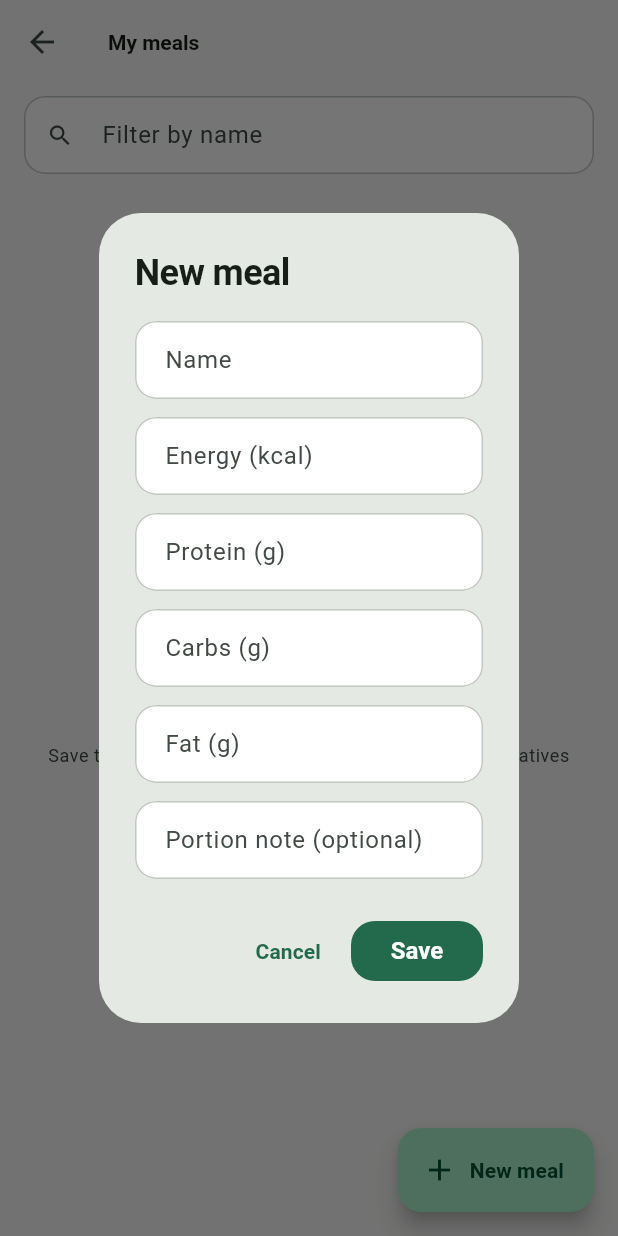
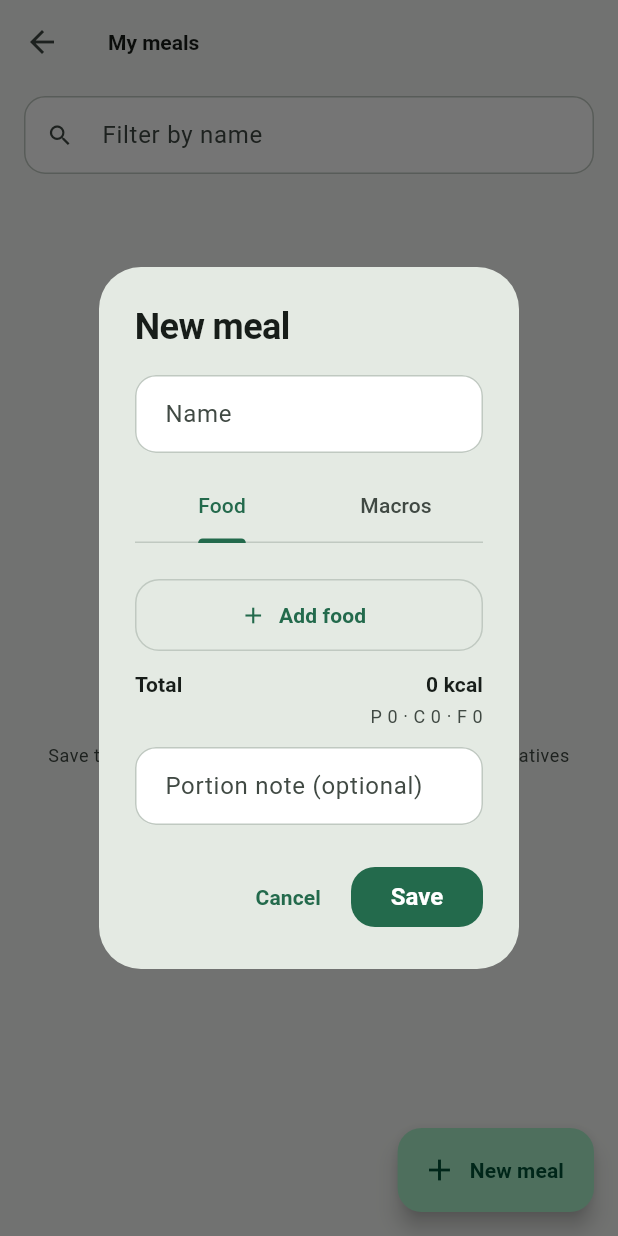
Before and after one commit to DavidSilvente/nutri-mvp, a Flutter app: the SavedMealsScreen screen opened directly, after a tap on "New meal", on a phone screen of 412 x 824 dp. Run offline on Flutter 3.47's test engine with Material 3 defaults, Android fonts, the phone set to English and light mode, and no system bars; our stand-ins replace drift, file_picker, flutter_riverpod, printing; accounts and stored records are empty; generated files the repository leaves out were written again.

Commit message:
feat(nutrition): make saved-meal and alternative dialogs food-first
Both dialogs defaulted to four hand-typed macro fields, which was
exactly the complaint that motivated this whole change: the app is
supposed to derive macros from foods, not ask the user to type them.

- Embed the slice-6 IntakeForm (Food tab default, Macros as a
  one-tap-away secondary path) in _SavedMealDialog and
  _AddAlternativeDialog instead of raw NumberFields, with the field
  keys parametrized so the existing savedMeal*/alternative* key
  contract survives unchanged.
- Extract the composition-to-target derivation duplicated between
  CompositionEditor and IntakeForm into one shared
  composeCompositionLines helper.
- Saved-meal editing rehydrates a stored composition via
  foodCatalogProvider and reopens on the Food tab seeded with it; a
  composition-less (legacy) meal reopens on Macros instead. An
  unresolved stored foodId is kept, zero-weighted, and flagged rather
  than dropped or blocking save.
- Retire _AddAlternativeDialog's pop-before-await debt: the dialog now
  awaits its own write and surfaces a failure inline instead of
  popping the built entity for the caller to save, which used to lose
  everything typed on a failed write.

```diff
--- a/lib/features/nutrition/presentation/screens/saved_meals_screen.dart
+++ b/lib/features/nutrition/presentation/screens/saved_meals_screen.dart
@@ -2,12 +2,11 @@ import 'package:flutter/material.dart';
 import 'package:flutter_riverpod/flutter_riverpod.dart';
 import 'package:nutri_mvp/core/format/nutrition_format.dart';
 import 'package:nutri_mvp/features/nutrition/domain/entities/saved_meal.dart';
-import 'package:nutri_mvp/features/nutrition/domain/value_objects/energy.dart';
-import 'package:nutri_mvp/features/nutrition/domain/value_objects/macros.dart';
-import 'package:nutri_mvp/features/nutrition/domain/value_objects/nutrition_target.dart';
+import 'package:nutri_mvp/features/nutrition/presentation/providers/diet_plan_providers.dart';
 import 'package:nutri_mvp/features/nutrition/presentation/providers/saved_meal_providers.dart';
+import 'package:nutri_mvp/features/nutrition/presentation/widgets/composition_editor.dart';
+import 'package:nutri_mvp/features/nutrition/presentation/widgets/intake_form.dart';
 import 'package:nutri_mvp/features/nutrition/presentation/widgets/macro_breakdown.dart';
-import 'package:nutri_mvp/features/nutrition/presentation/widgets/number_field.dart';
 import 'package:nutri_mvp/features/nutrition/presentation/widgets/saved_meal_write_mixin.dart';
 
 /// Lists the user's saved-meal catalogue and lets them create or delete
@@ -286,13 +285,21 @@ class _NoFilterMatches extends StatelessWidget {
   }
 }
 
-/// Captures a new saved meal, or edits an existing one: a name, its macros,
-/// and an optional note.
+/// Captures a new saved meal, or edits an existing one: a name, its
+/// composition or hand-typed macros (food-first by default — D1), and an
+/// optional note.
 ///
 /// [existing] is null for a create, and the meal being edited otherwise —
 /// the form is pre-filled with its values, and [id] is its own id, so the
 /// save is treated as an update rather than a conflicting create (see
 /// `SavedMealSource.saveMeal`).
+///
+/// A meal saved with a composition reopens on the Food tab, seeded with its
+/// stored ingredients resolved against the current catalog (an id the
+/// catalog no longer carries renders flagged and zero-weighted — see
+/// `CompositionEditor` — and is never dropped). A composition-less (legacy)
+/// meal reopens on the Macros tab instead, matching the spec's
+/// "Legacy saved meal opens in manual tab" requirement.
 ///
 /// Saves itself and only closes on success. On failure (a duplicate name is
 /// the likely one — e.g. a rename that collides with another entry) it
@@ -311,11 +318,8 @@ class _SavedMealDialog extends ConsumerStatefulWidget {
 class _SavedMealDialogState extends ConsumerState<_SavedMealDialog>
     with SavedMealWriteMixin<_SavedMealDialog> {
   final _formKey = GlobalKey<FormState>();
+  final _intakeFormKey = GlobalKey<IntakeFormState>();
   final _name = TextEditingController();
-  final _energy = TextEditingController();
-  final _protein = TextEditingController();
-  final _carbs = TextEditingController();
-  final _fat = TextEditingController();
   final _note = TextEditingController();
 
   @override
@@ -324,10 +328,6 @@ class _SavedMealDialogState extends ConsumerState<_SavedMealDialog>
     final existing = widget.existing;
     if (existing != null) {
       _name.text = existing.name;
-      _energy.text = existing.target.energy.kcal.toStringAsFixed(0);
-      _protein.text = existing.target.macros.proteinG.toStringAsFixed(0);
-      _carbs.text = existing.target.macros.carbsG.toStringAsFixed(0);
-      _fat.text = existing.target.macros.fatG.toStringAsFixed(0);
       _note.text = existing.portionNote ?? '';
     }
   }
@@ -335,18 +335,56 @@ class _SavedMealDialogState extends ConsumerState<_SavedMealDialog>
   @override
   void dispose() {
     _name.dispose();
-    _energy.dispose();
-    _protein.dispose();
-    _carbs.dispose();
-    _fat.dispose();
     _note.dispose();
     super.dispose();
   }
 
   @override
   Widget build(BuildContext context) {
+    final existing = widget.existing;
+    if (existing == null || existing.ingredients.isEmpty) {
+      return _dialog(context, initialLines: const []);
+    }
+
+    // An existing composition needs the catalog to resolve each stored
+    // `foodId` back into a line before the Food tab can seed correctly (see
+    // `CompositionLine.fromIngredient`) — a create or a composition-less
+    // (legacy) edit needs none of this and renders immediately above.
+    final catalogAsync = ref.watch(foodCatalogProvider);
+    return catalogAsync.when(
+      data: (catalog) => _dialog(
+        context,
+        initialLines: [
+          for (final ingredient in existing.ingredients)
+            CompositionLine.fromIngredient(ingredient, catalog),
+        ],
+      ),
+      loading: () => const AlertDialog(
+        content: SizedBox(
+          height: 80,
+          child: Center(child: CircularProgressIndicator()),
+        ),
+      ),
+      error: (error, _) => AlertDialog(
+        content: Text('Could not load foods: $error'),
+        actions: [
+          TextButton(
+            onPressed: () => Navigator.of(context).pop(),
+            child: const Text('Close'),
+          ),
+        ],
+      ),
+    );
+  }
+
+  Widget _dialog(
+    BuildContext context, {
+    required List<CompositionLine> initialLines,
+  }) {
+    final existing = widget.existing;
+
     return AlertDialog(
-      title: Text(widget.existing == null ? 'New meal' : 'Edit meal'),
+      title: Text(existing == null ? 'New meal' : 'Edit meal'),
       content: Form(
         key: _formKey,
         child: SingleChildScrollView(
@@ -369,28 +407,15 @@ class _SavedMealDialogState extends ConsumerState<_SavedMealDialog>
                 ),
               ],
               const SizedBox(height: 12),
-              NumberField(
-                fieldKey: const Key('savedMealEnergyField'),
-                controller: _energy,
-                label: 'Energy (kcal)',
-              ),
-              const SizedBox(height: 12),
-              NumberField(
-                fieldKey: const Key('savedMealProteinField'),
-                controller: _protein,
-                label: 'Protein (g)',
-              ),
-              const SizedBox(height: 12),
-              NumberField(
-                fieldKey: const Key('savedMealCarbsField'),
-                controller: _carbs,
-                label: 'Carbs (g)',
-              ),
-              const SizedBox(height: 12),
-              NumberField(
-                fieldKey: const Key('savedMealFatField'),
-                controller: _fat,
-                label: 'Fat (g)',
+              IntakeForm(
+                key: _intakeFormKey,
+                initialTarget: existing?.target,
+                initialLines: initialLines,
+                foodFirstByDefault: existing == null || initialLines.isNotEmpty,
+                energyFieldKey: const Key('savedMealEnergyField'),
+                proteinFieldKey: const Key('savedMealProteinField'),
+                carbsFieldKey: const Key('savedMealCarbsField'),
+                fatFieldKey: const Key('savedMealFatField'),
               ),
               const SizedBox(height: 12),
               TextFormField(
@@ -427,22 +452,28 @@ class _SavedMealDialogState extends ConsumerState<_SavedMealDialog>
 
   Future<void> _submit() async {
     if (!_formKey.currentState!.validate()) return;
+    final form = _intakeFormKey.currentState!;
+    if (!form.validate()) return;
 
     final note = _note.text.trim();
-    final meal = SavedMeal(
-      id: widget.id,
-      name: _name.text.trim(),
-      target: NutritionTarget(
-        energy: Energy(kcal: num.parse(_energy.text)),
-        macros: Macros(
-          proteinG: num.parse(_protein.text),
-          carbsG: num.parse(_carbs.text),
-          fatG: num.parse(_fat.text),
+    final name = _name.text.trim();
+    final meal = switch (form.value) {
+      ComposedIntakeFormValue(composition: final composition) =>
+        SavedMeal.composed(
+          id: widget.id,
+          name: name,
+          composition: composition,
+          portionNote: note.isEmpty ? null : note,
+          createdAt: DateTime.now(),
         ),
+      ManualIntakeFormValue(target: final target) => SavedMeal(
+        id: widget.id,
+        name: name,
+        target: target,
+        portionNote: note.isEmpty ? null : note,
+        createdAt: DateTime.now(),
       ),
-      portionNote: note.isEmpty ? null : note,
-      createdAt: DateTime.now(),
-    );
+    };
 
     await submitSavedMealWrite(
       () => ref.read(savedMealControllerProvider.notifier).saveMeal(meal),
--- a/lib/features/nutrition/presentation/widgets/composition_editor.dart
+++ b/lib/features/nutrition/presentation/widgets/composition_editor.dart
@@ -74,6 +74,27 @@ class CompositionLine {
 
   LoggedIngredient toIngredient() =>
       LoggedIngredient(foodId: foodId, quantity: quantity);
+}
+
+/// Derives a [DerivedComposition] from [lines] exactly the way saving does:
+/// through [DerivedTargets.compose], over a catalog built from just the
+/// RESOLVED lines here. An unresolved line's `foodId`, by construction, is
+/// absent from that local catalog, so [DerivedTargets.compose] zero-weights
+/// it exactly as it would at save time — no separate "ignore unresolved"
+/// branch is needed by any caller.
+///
+/// Shared by [CompositionEditor]'s live total and `IntakeForm`'s submit-time
+/// derivation — the same expression was carried independently in both places
+/// until this slice; a bug fixed here now fixes every caller at once instead
+/// of only one.
+DerivedComposition composeCompositionLines(List<CompositionLine> lines) {
+  final byId = <String, FoodItem>{};
+  for (final line in lines) {
+    if (line.food case final food?) byId[food.id] = food;
+  }
+  return DerivedTargets.compose([
+    for (final line in lines) line.toIngredient(),
+  ], FoodCatalog(byId.values));
 }
 
 /// Edits a list of [CompositionLine]s: grams per line, add via
@@ -283,19 +304,6 @@ class _CompositionEditorState extends State<CompositionEditor> {
     widget.onChanged(List.unmodifiable(_lines));
   }
 
-  /// The live total, derived exactly the way saving will derive it: through
-  /// [DerivedTargets.compose], over a catalog built from just this editor's
-  /// own resolved lines. An unresolved line's `foodId`, by construction, is
-  /// absent from that catalog, so [DerivedTargets.compose] zero-weights it
-  /// here exactly as it would at save time — no separate "ignore unresolved"
-  /// branch is needed in this widget.
-  DerivedComposition _compose() {
-    final byId = <String, FoodItem>{};
-    for (final line in _lines) {
-      if (line.food case final food?) byId[food.id] = food;
-    }
-    return DerivedTargets.compose([
-      for (final line in _lines) line.toIngredient(),
-    ], FoodCatalog(byId.values));
-  }
+  /// The live total. See [composeCompositionLines].
+  DerivedComposition _compose() => composeCompositionLines(_lines);
 }
--- a/lib/features/nutrition/presentation/widgets/intake_form.dart
+++ b/lib/features/nutrition/presentation/widgets/intake_form.dart
@@ -1,8 +1,6 @@
 import 'package:flutter/material.dart';
 import 'package:nutri_mvp/core/format/nutrition_format.dart';
-import 'package:nutri_mvp/features/nutrition/domain/entities/food_item.dart';
 import 'package:nutri_mvp/features/nutrition/domain/services/derived_targets.dart';
-import 'package:nutri_mvp/features/nutrition/domain/services/food_catalog.dart';
 import 'package:nutri_mvp/features/nutrition/domain/value_objects/energy.dart';
 import 'package:nutri_mvp/features/nutrition/domain/value_objects/macros.dart';
 import 'package:nutri_mvp/features/nutrition/domain/value_objects/nutrition_target.dart';
@@ -46,20 +44,41 @@ class IntakeForm extends StatefulWidget {
   const IntakeForm({
     super.key,
     this.initialTarget,
+    this.initialLines = const [],
     this.foodFirstByDefault = true,
+    this.energyFieldKey = const Key('energyField'),
+    this.proteinFieldKey = const Key('proteinField'),
+    this.carbsFieldKey = const Key('carbsField'),
+    this.fatFieldKey = const Key('fatField'),
   });
 
-  /// Prefill for the Macros tab — a planned meal's target, or a chosen
-  /// alternative's macros. Null for a blank entry.
+  /// Prefill for the Macros tab — a planned meal's target, an existing
+  /// template's flat target, or a chosen alternative's macros. Null for a
+  /// blank entry.
   final NutritionTarget? initialTarget;
+
+  /// Seed for the Food tab — an existing template's stored composition,
+  /// already resolved against the catalog by the caller (see
+  /// `CompositionLine.fromIngredient`). Empty for a blank entry or a
+  /// composition-less (legacy) template.
+  final List<CompositionLine> initialLines;
 
   /// Which tab opens selected. Food-first is the DEFAULT for a blank entry
   /// (D1). A caller that already knows the numbers (a non-null
-  /// [initialTarget]) should open on Macros instead: pre-filling four known
-  /// numbers is strictly better than asking the user to re-derive them from
-  /// foods, which is exactly what a prefill exists to avoid — see
-  /// `RecordIntakeScreen`'s existing prefill contract.
+  /// [initialTarget]) and has no composition to show should open on Macros
+  /// instead: pre-filling four known numbers is strictly better than asking
+  /// the user to re-derive them from foods, which is exactly what a prefill
+  /// exists to avoid — see `RecordIntakeScreen`'s existing prefill contract.
   final bool foodFirstByDefault;
+
+  /// Field keys for the Macros tab, overridable so a caller embedding more
+  /// than one form-bearing widget in the same tree (or preserving an older
+  /// dialog's own key contract, e.g. `savedMealEnergyField`) does not collide
+  /// with — or silently rename — another caller's keys.
+  final Key energyFieldKey;
+  final Key proteinFieldKey;
+  final Key carbsFieldKey;
+  final Key fatFieldKey;
 
   @override
   State<IntakeForm> createState() => IntakeFormState();
@@ -83,6 +102,7 @@ class IntakeFormState extends State<IntakeForm>
   @override
   void initState() {
     super.initState();
+    _lines = List.of(widget.initialLines);
     _tabController = TabController(
       length: 2,
       vsync: this,
@@ -137,25 +157,16 @@ class IntakeFormState extends State<IntakeForm>
     ),
   );
 
-  /// Derived exactly the way saving will derive it: through
-  /// [DerivedTargets.compose], over a catalog built from just this form's
-  /// own resolved lines. Every line here comes fresh from [FoodPickerSheet],
-  /// so all of them resolve — there is no edit-path unresolved case on this
-  /// (create-only) form, unlike `CompositionEditor`'s own reuse in slice 7.
-  DerivedComposition _compose() {
-    final byId = <String, FoodItem>{};
-    for (final line in _lines) {
-      if (line.food case final food?) byId[food.id] = food;
-    }
-    return DerivedTargets.compose([
-      for (final line in _lines) line.toIngredient(),
-    ], FoodCatalog(byId.values));
-  }
+  /// Derived exactly the way saving will derive it. See
+  /// [composeCompositionLines]. A seeded edit-path line can be unresolved
+  /// (its stored `foodId` no longer in the catalog); a freshly-added line
+  /// from [FoodPickerSheet] never is.
+  DerivedComposition _compose() => composeCompositionLines(_lines);
 
   String? _requiredNonNegativeNumber(String? value) {
-    if (value == null || value.isEmpty) return 'Requerido';
+    if (value == null || value.isEmpty) return 'Required';
     final parsed = num.tryParse(value);
-    if (parsed == null || parsed < 0) return 'Debe ser un número >= 0';
+    if (parsed == null || parsed < 0) return 'Must be a number >= 0';
     return null;
   }
 
@@ -183,9 +194,9 @@ class IntakeFormState extends State<IntakeForm>
             child: Column(
               children: [
                 TextFormField(
-                  key: const Key('energyField'),
+                  key: widget.energyFieldKey,
                   controller: _energyController,
-                  decoration: const InputDecoration(labelText: 'Energía (kcal)'),
+                  decoration: const InputDecoration(labelText: 'Energy (kcal)'),
                   keyboardType: const TextInputType.numberWithOptions(
                     decimal: true,
                   ),
@@ -193,9 +204,9 @@ class IntakeFormState extends State<IntakeForm>
                 ),
                 const SizedBox(height: 16),
                 TextFormField(
-                  key: const Key('proteinField'),
+                  key: widget.proteinFieldKey,
                   controller: _proteinController,
-                  decoration: const InputDecoration(labelText: 'Proteína (g)'),
+                  decoration: const InputDecoration(labelText: 'Protein (g)'),
                   keyboardType: const TextInputType.numberWithOptions(
                     decimal: true,
                   ),
@@ -203,11 +214,9 @@ class IntakeFormState extends State<IntakeForm>
                 ),
                 const SizedBox(height: 16),
                 TextFormField(
-                  key: const Key('carbsField'),
+                  key: widget.carbsFieldKey,
                   controller: _carbsController,
-                  decoration: const InputDecoration(
-                    labelText: 'Carbohidratos (g)',
-                  ),
+                  decoration: const InputDecoration(labelText: 'Carbs (g)'),
                   keyboardType: const TextInputType.numberWithOptions(
                     decimal: true,
                   ),
@@ -215,9 +224,9 @@ class IntakeFormState extends State<IntakeForm>
                 ),
                 const SizedBox(height: 16),
                 TextFormField(
-                  key: const Key('fatField'),
+                  key: widget.fatFieldKey,
                   controller: _fatController,
-                  decoration: const InputDecoration(labelText: 'Grasa (g)'),
+                  decoration: const InputDecoration(labelText: 'Fat (g)'),
                   keyboardType: const TextInputType.numberWithOptions(
                     decimal: true,
                   ),
```
Also changed, not shown: lib/features/nutrition/presentation/screens/meal_alternatives_sheet.dart (+90 -61 lines), 3 other files.
